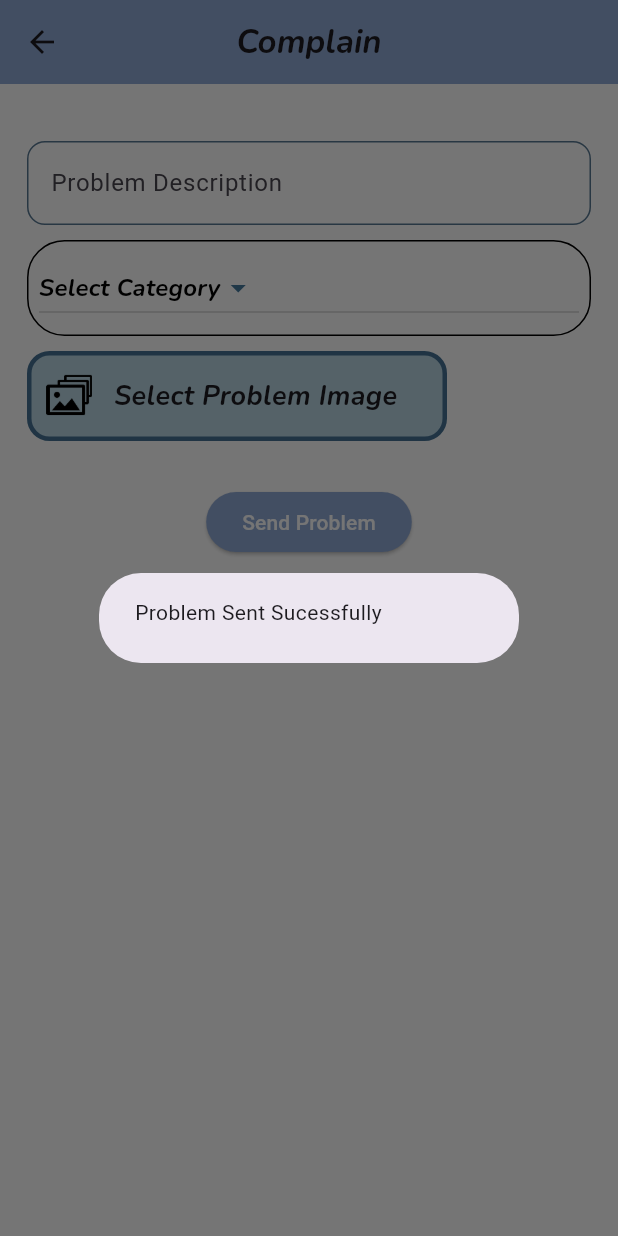
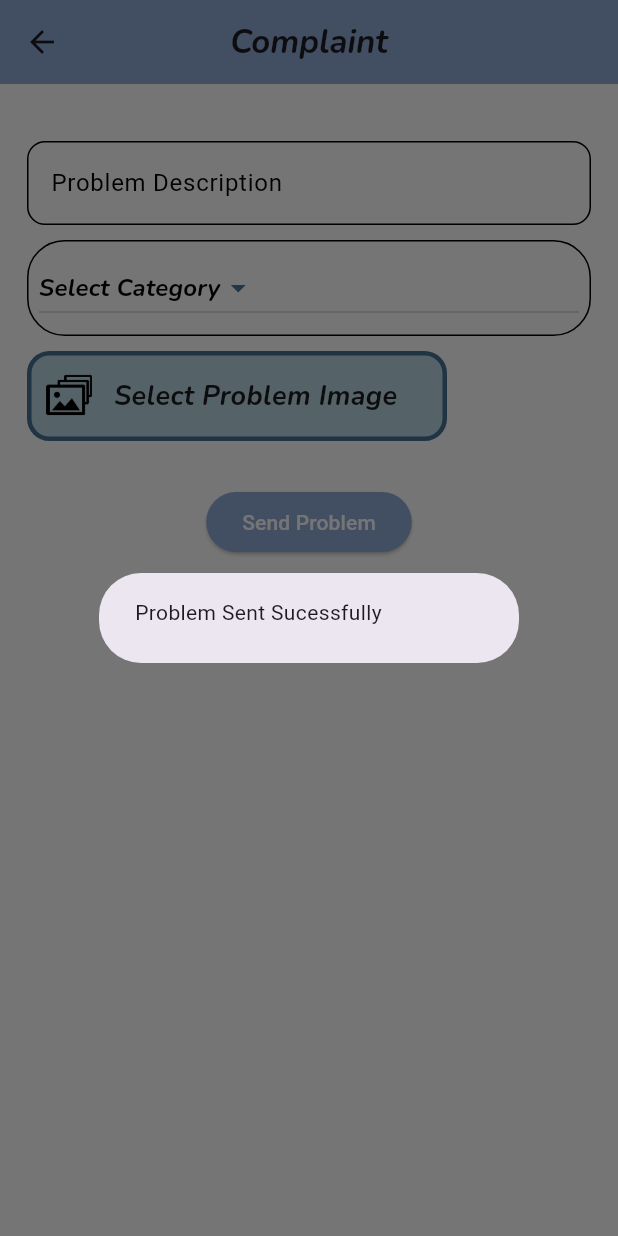
Before and after one commit to rishabhsingh9861/hostelappstudent, a Flutter app: the Complaints screen opened directly, after a tap on "Send Problem", on a phone screen of 412 x 824 dp. Run offline on Flutter 3.47's test engine with Material 3 defaults, Android fonts, the light colour scheme and no system bars; our stand-ins replace cloud_firestore, file_picker, firebase_auth, firebase_core, firebase_storage, google_sign_in and 2 more; missing offline and left inert: syncfusion_flutter_pdfviewer; accounts and stored records are empty; network calls fail.

Commit message:
changes
Signed-off-by: Rishabh <rishabhsingh9861@gmail.com>

```diff
--- a/lib/student/complaints.dart
+++ b/lib/student/complaints.dart
@@ -10,6 +10,7 @@ import 'package:image_picker/image_picker.dart';
 import 'package:quickalert/models/quickalert_type.dart';
 import 'package:quickalert/widgets/quickalert_dialog.dart';
 import 'package:vjtihostel/student/constant/const.dart';
+
 //new..
 class Complaints extends StatefulWidget {
   const Complaints({
@@ -166,7 +167,7 @@ class _ComplaintsState extends State<Complaints> {
     return Scaffold(
       backgroundColor: Colors.white,
       appBar: appbars(
-        'Complain',
+        'Complaint',
       ),
       body: SingleChildScrollView(
         reverse: true,
@@ -177,7 +178,6 @@ class _ComplaintsState extends State<Complaints> {
               const SizedBox(
                 height: 10,
               ),
-
               const SizedBox(
                 height: 10,
               ),
@@ -187,15 +187,16 @@ class _ComplaintsState extends State<Complaints> {
                   children: [
                     TextFormField(
                       decoration: InputDecoration(
-                          label: const Text('Problem Description'),
+                          label: const Text('Problem Description',
+                              style: TextStyle(color: Colors.black)),
+                          focusColor: Colors.amber,
                           enabledBorder: OutlineInputBorder(
                               borderRadius: BorderRadius.circular(12),
-                              borderSide: const BorderSide(
-                                  color: Color.fromARGB(255, 88, 120, 146))),
+                              borderSide:
+                                  const BorderSide(color: Colors.black)),
                           focusedBorder: OutlineInputBorder(
-                              borderSide:
-                              const BorderSide(color: Colors.greenAccent),
-                              borderRadius: BorderRadius.circular(12))),
+                              borderSide: const BorderSide(color: Colors.black),
+                              borderRadius: BorderRadius.circular(25))),
                       keyboardType: TextInputType.multiline,
                       maxLines: null,
                       minLines: 1,
@@ -213,11 +214,9 @@ class _ComplaintsState extends State<Complaints> {
                   setproblem = dropdownValueProblem;
                 });
               }),
-
               const SizedBox(
                 height: 10,
               ),
-
               Row(
                 children: [
                   InkWell(
@@ -249,7 +248,7 @@ class _ComplaintsState extends State<Complaints> {
                             context: context,
                             type: QuickAlertType.loading,
                             text: 'Please Wait Uploading Your Image',
-                            autoCloseDuration: const Duration(seconds: 2),
+                            autoCloseDuration: null,
                             showConfirmBtn: false,
                           );
                           await refrenceImageToUpload.putFile(
@@ -261,8 +260,6 @@ class _ComplaintsState extends State<Complaints> {
                           imageUrl =
                               await refrenceImageToUpload.getDownloadURL();
                         } catch (error) {
-                          // Print or log the error for debugging purposes
-
                           QuickAlert.show(
                             context: context,
                             type: QuickAlertType.error,
@@ -271,8 +268,8 @@ class _ComplaintsState extends State<Complaints> {
                             showConfirmBtn: false,
                           );
                         } finally {
-                          // Navigator.of(context)
-                          //     .pop(); // Dismiss the "Please wait Uploading" dialog
+                          Navigator.of(context)
+                              .pop(); // Dismiss the "Please wait Uploading" dialog
                         }
 
                         QuickAlert.show(
@@ -330,11 +327,9 @@ class _ComplaintsState extends State<Complaints> {
                   )
                 ],
               ),
-
               const SizedBox(
                 height: 30,
               ),
-
               ElevatedButton(
                 style: ButtonStyle(
                     backgroundColor: MaterialStateColor.resolveWith(
@@ -353,7 +348,8 @@ class _ComplaintsState extends State<Complaints> {
                               context: context,
                               builder: (context) {
                                 return const AlertDialog(
-                          content: Text('Problem Sent Sucessfully'), //problem sent
+                                  content: Text(
+                                      'Problem Sent Sucessfully'), //problem sent
                                 );
                               }).then((value) {
                             int count = 1;
@@ -361,7 +357,7 @@ class _ComplaintsState extends State<Complaints> {
                           }));
                 },
                 child: const Text(
-                  "Send Problem",// send text
+                  "Send Problem", // send text
                   style: TextStyle(color: Colors.white),
                 ),
               ),
--- a/lib/student/homepage.dart
+++ b/lib/student/homepage.dart
@@ -86,7 +86,6 @@ class _HomePageState extends State<HomePage> {
               ));
             }
 
-
             final reqData = snapshot.data?.data() as Map<String, dynamic>?;
             if (reqData == null) {
               return const Center(
@@ -99,15 +98,15 @@ class _HomePageState extends State<HomePage> {
               ));
             }
 
-
             String name = reqData['Name'] ?? '';
             String hostelid = reqData['Hostel ID'] ?? '';
-            String roomo = reqData['Room NO.'] ?? '';
+            String roomo = reqData['Room No'] ?? '';
             int registration = reqData['Registration No.'] ?? 0;
             String addres = reqData['Adress'] ?? '';
             String bloodgrp = reqData['Blood Group'] as String? ?? '';
             String pphoto = reqData['Passport Photo'] as String? ?? '';
             int parentnumber = reqData['Parent Contact Number'] as int? ?? 0;
+            int studentnumber = reqData['Student contact number'] as int? ?? 0;
 
             return SafeArea(
               child: SingleChildScrollView(
```
Also changed, not shown: lib/student/pendingproblem.dart (+41 -37 lines). Lines whose indentation alone changed are shown as unchanged.
